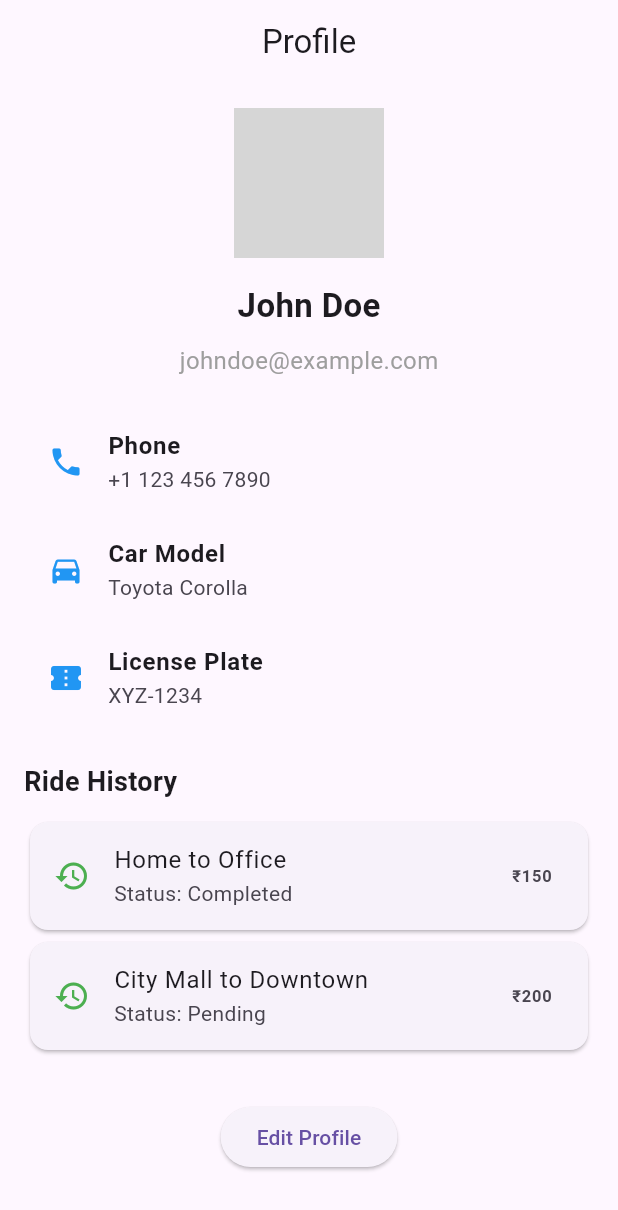
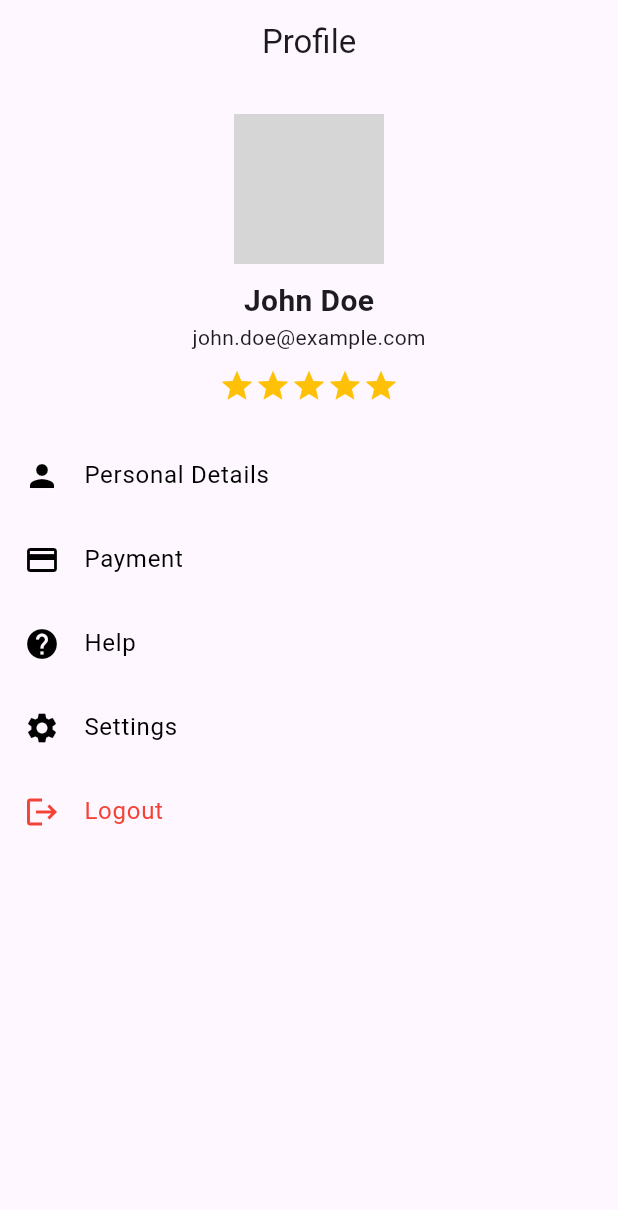
Before and after one commit to Aadhira22/CarPool, a Flutter app: the ProfilePage screen opened directly, on a phone screen of 412 x 824 dp. Shown: the top 1210 px of the screen. Run offline on Flutter 3.47's test engine with Material 3 defaults, Android fonts, the phone set to English and light mode, and no system bars; grey boxes are pictures that could not be loaded.

Commit message:
Update profile.dart

```diff
--- a/easy_share_app/lib/profile.dart
+++ b/easy_share_app/lib/profile.dart
@@ -1,85 +1,73 @@
 import 'package:flutter/material.dart';
+
+void main() {
+  runApp(MyApp());
+}
+
+class MyApp extends StatelessWidget {
+  @override
+  Widget build(BuildContext context) {
+    return MaterialApp(
+      debugShowCheckedModeBanner: false,
+      home: ProfilePage(),
+    );
+  }
+}
 
 class ProfilePage extends StatelessWidget {
   @override
   Widget build(BuildContext context) {
     return Scaffold(
       appBar: AppBar(
-        title: Text('Profile'),
+        title: Text("Profile"),
         centerTitle: true,
       ),
-      body: SingleChildScrollView(
-        padding: EdgeInsets.all(16.0),
-        child: Column(
-          crossAxisAlignment: CrossAxisAlignment.start,
+      body: Column(
         children: [
-            Center(
-              child: CircleAvatar(
+          SizedBox(height: 20),
+          CircleAvatar(
             radius: 50,
-                backgroundImage: AssetImage('assets/profile.jpg'), // Profile image
-              ),
-            ),
-            SizedBox(height: 16.0),
-            Center(
-              child: Text(
-                'John Doe',
-                style: TextStyle(fontSize: 22, fontWeight: FontWeight.bold),
-              ),
+            backgroundImage: AssetImage("assets/profile_picture.png"),
           ),
           SizedBox(height: 10),
-            Center(
-              child: Text(
-                'johndoe@example.com',
-                style: TextStyle(fontSize: 16, color: Colors.grey),
+          Text(
+            "John Doe",
+            style: TextStyle(fontSize: 20, fontWeight: FontWeight.bold),
           ),
+          Text("john.doe@example.com"),
+          SizedBox(height: 10),
+          Row(
+            mainAxisAlignment: MainAxisAlignment.center,
+            children: List.generate(5, (index) {
+              return Icon(
+                Icons.star,
+                color: Colors.amber,
+              );
+            }),
           ),
           SizedBox(height: 20),
-            _buildInfoTile(Icons.phone, 'Phone', '+1 123 456 7890'),
-            _buildInfoTile(Icons.directions_car, 'Car Model', 'Toyota Corolla'),
-            _buildInfoTile(Icons.confirmation_number, 'License Plate', 'XYZ-1234'),
-            SizedBox(height: 20),
-            Text(
-              'Ride History',
-              style: TextStyle(fontSize: 18, fontWeight: FontWeight.bold),
-            ),
-            SizedBox(height: 10),
-            _buildRideHistory('Home to Office', 'Completed', '₹150'),
-            _buildRideHistory('City Mall to Downtown', 'Pending', '₹200'),
-            SizedBox(height: 30),
-            Center(
-              child: ElevatedButton(
-                onPressed: () {},
-                child: Text('Edit Profile'),
+          Expanded(
+            child: ListView(
+              children: [
+                _buildListTile(Icons.person, "Personal Details", context),
+                _buildListTile(Icons.payment, "Payment", context),
+                _buildListTile(Icons.help, "Help", context),
+                _buildListTile(Icons.settings, "Settings", context),
+                _buildListTile(Icons.logout, "Logout", context, isLogout: true),
+              ],
             ),
           ),
         ],
       ),
-      ),
     );
   }
 
-  Widget _buildInfoTile(IconData icon, String title, String subtitle) {
+  Widget _buildListTile(IconData icon, String title, BuildContext context, {bool isLogout = false}) {
     return ListTile(
-      leading: Icon(icon, color: Colors.blue),
-      title: Text(title, style: TextStyle(fontWeight: FontWeight.bold)),
-      subtitle: Text(subtitle),
-    );
-  }
-
-  Widget _buildRideHistory(String route, String status, String fare) {
-    return Card(
-      child: ListTile(
-        leading: Icon(Icons.history, color: Colors.green),
-        title: Text(route),
-        subtitle: Text('Status: $status'),
-        trailing: Text(fare, style: TextStyle(fontWeight: FontWeight.bold)),
-      ),
+      leading: Icon(icon, color: isLogout ? Colors.red : Colors.black),
+      title: Text(title, style: TextStyle(color: isLogout ? Colors.red : Colors.black)),
+      onTap: () {
+      },
     );
   }
 }
-
-void main() {
-  runApp(MaterialApp(
-    home: ProfilePage(),
-  ));
-}
```
Lines whose indentation alone changed are shown as unchanged.
